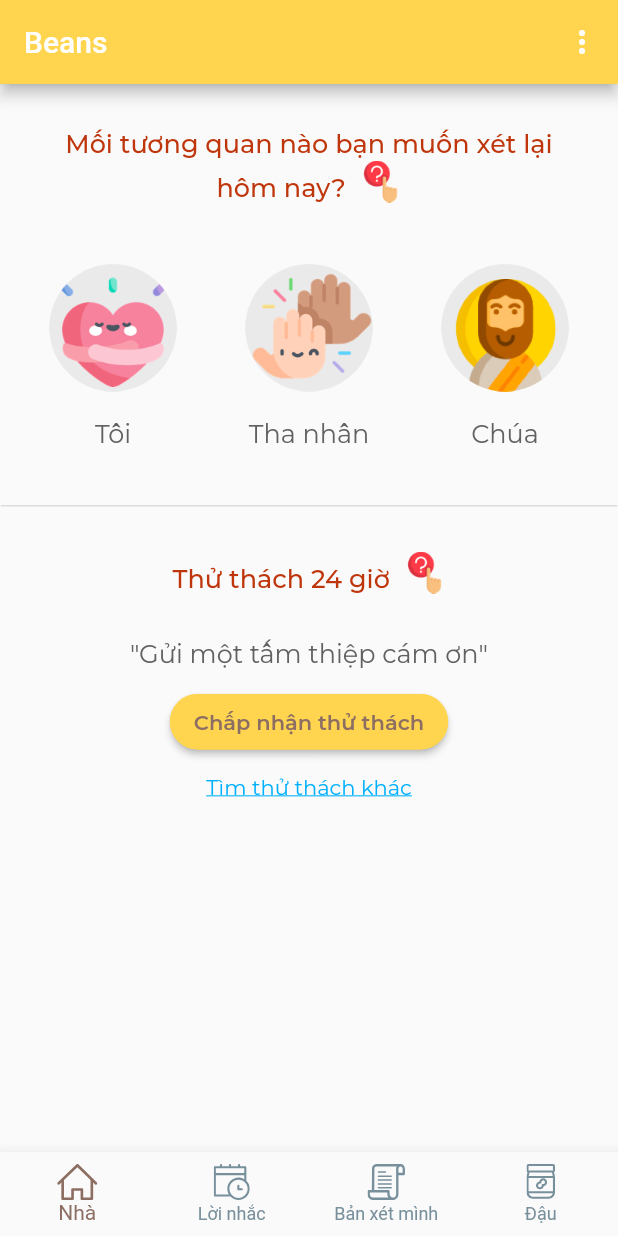
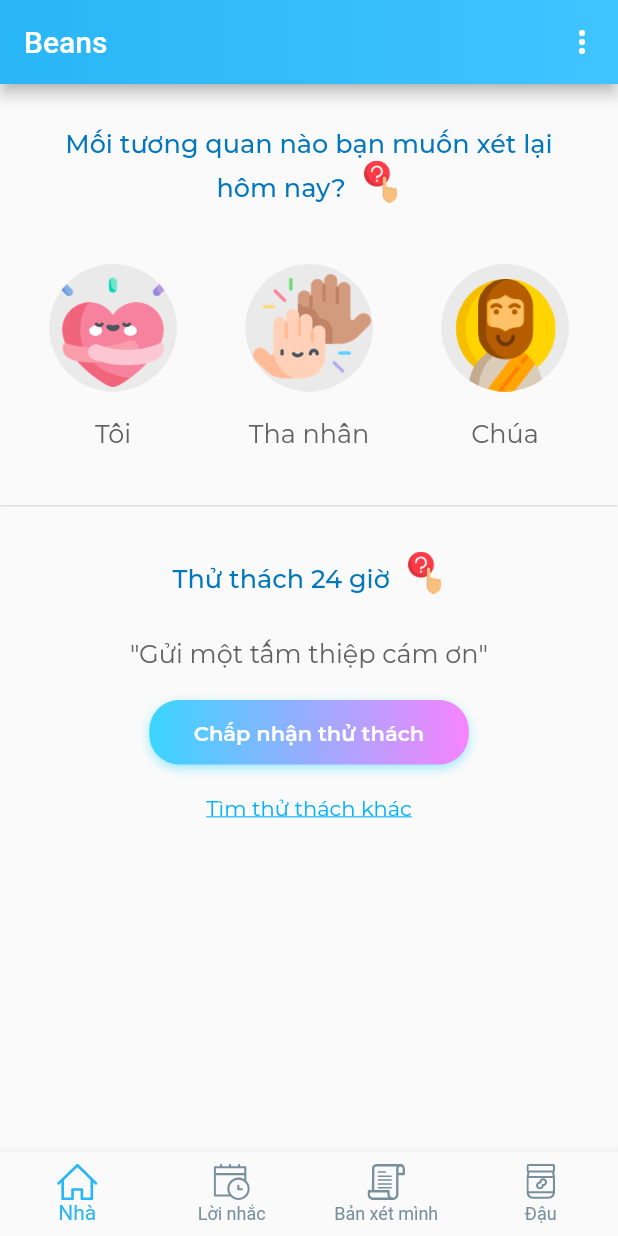
Before and after one commit to trisnguyen1210/Project_AOPT, a Flutter app: the screen it shows after launch, on a phone screen of 412 x 824 dp. Run offline on Flutter 3.47's test engine with Material 2 defaults, Android fonts, the phone set to English and light mode, and no system bars; drawn by our look-alikes of gradient_widgets; our stand-ins replace flutter_svg, google_fonts, gradient_app_bar.

Commit message:
update Ui for home page, Ui for relation tab

```diff
--- a/lib/main.dart
+++ b/lib/main.dart
@@ -14,7 +14,7 @@ import 'package:beans/widget/tab/home_tab.dart';
 import 'package:beans/widget/bar/sliding_menu.dart';
 import 'package:flutter/material.dart';
 import 'package:flutter_svg/flutter_svg.dart';
-
+import 'package:gradient_app_bar/gradient_app_bar.dart';
 import 'generated/r.dart';
 
 void main() => runApp(MyApp());
@@ -80,11 +80,11 @@ class _MyStatefulWidgetState extends State<MyStatefulWidget> {
     );
   }
 
-  AppBar createAppbar()
-  {
-    return AppBar(
+  GradientAppBar createAppbar() {
+    return GradientAppBar(
       title: const Text('Beans'),
-      backgroundColor: Colors.amber[300],
+      gradient: LinearGradient(
+          colors: [Colors.lightBlue[400], Colors.lightBlueAccent[200]]),
       automaticallyImplyLeading: false,
       actions: <Widget>[
         IconButton(
@@ -111,7 +111,7 @@ class _MyStatefulWidgetState extends State<MyStatefulWidget> {
           activeIcon: SvgPicture.asset(
             R.ic_home,
             height: 24,
-            color: Colors.brown[400],
+            color: Colors.lightBlue[400],
           ),
           title: Text('Nhà', style: Styles.textStyleSmall),
         ),
@@ -122,7 +122,7 @@ class _MyStatefulWidgetState extends State<MyStatefulWidget> {
           activeIcon: SvgPicture.asset(
             R.ic_calendar,
             height: 24,
-            color: Colors.brown[400],
+            color: Colors.lightBlue[400],
           ),
           title: Text('Lời nhắc', style: Styles.textStyleSmall),
         ),
@@ -133,7 +133,7 @@ class _MyStatefulWidgetState extends State<MyStatefulWidget> {
           activeIcon: SvgPicture.asset(
             R.ic_confession,
             height: 24,
-            color: Colors.brown[400],
+            color: Colors.lightBlue[400],
           ),
           title: Text('Bản xét mình', style: Styles.textStyleSmall),
         ),
@@ -143,13 +143,13 @@ class _MyStatefulWidgetState extends State<MyStatefulWidget> {
           activeIcon: SvgPicture.asset(
             R.ic_bean,
             height: 24,
-            color: Colors.brown[400],
+            color: Colors.lightBlue[400],
           ),
           title: Text('Đậu', style: Styles.textStyleSmall),
         ),
       ],
       currentIndex: _selectedIndex,
-      selectedItemColor: Colors.brown[400],
+      selectedItemColor: Colors.lightBlue[400],
       unselectedItemColor: Colors.blueGrey[400],
       showUnselectedLabels: true,
       showSelectedLabels: true,
--- a/lib/value/styles.dart
+++ b/lib/value/styles.dart
@@ -5,10 +5,10 @@ class Styles {
   static TextStyle textStyleSmall =
       GoogleFonts.montserrat(fontSize: 9, fontWeight: FontWeight.w400);
   static TextStyle textStyleMedium = GoogleFonts.montserrat(
-      fontSize: 17, color: Colors.deepOrange[900], fontWeight: FontWeight.w500);
+      fontSize: 17, color: Colors.lightBlue[800], fontWeight: FontWeight.w500);
 
   static TextStyle textStyleButton = GoogleFonts.montserrat(
-      fontSize: 14, color: Colors.brown[400], fontWeight: FontWeight.w600);
+      fontSize: 14, color: Colors.white, fontWeight: FontWeight.w600);
 
   static TextStyle textStyleUnderline = GoogleFonts.montserrat(
       fontSize: 14,
@@ -16,6 +16,15 @@ class Styles {
       decoration: TextDecoration.underline,
       fontWeight: FontWeight.w400);
 
+  static TextStyle textStyleTab =
+      GoogleFonts.montserrat(fontSize: 17, fontWeight: FontWeight.w500);
+
   static TextStyle textStyleRelation = GoogleFonts.montserrat(
       fontSize: 17, color: Colors.grey[700], fontWeight: FontWeight.w400);
+
+  static TextStyle textStyleGreyNormal = GoogleFonts.montserrat(
+      fontSize: 14, color: Colors.grey[700], fontWeight: FontWeight.w400);
+
+  static TextStyle textStyleGreyMedium = GoogleFonts.montserrat(
+      fontSize: 17, color: Colors.grey[700], fontWeight: FontWeight.w500);
 }
--- a/lib/widget/tab/home_tab.dart
+++ b/lib/widget/tab/home_tab.dart
@@ -1,6 +1,8 @@
 import 'package:beans/generated/r.dart';
 import 'package:beans/value/styles.dart';
+import 'package:beans/widget/relation_detail/relation_detail.dart';
 import 'package:flutter/material.dart';
+import 'package:gradient_widgets/gradient_widgets.dart';
 
 class HomeTab extends StatelessWidget {
   final List<String> listRelation = <String>['Tôi', 'Tha nhân', 'Chúa'];
@@ -30,18 +32,18 @@ class HomeTab extends StatelessWidget {
   Widget buttonChallenge() {
     return Padding(
         padding: const EdgeInsets.only(top: 16),
-        child: Container(
-          margin: const EdgeInsets.only(left: 80, right: 80),
-          height: 37,
-          child: RaisedButton(
-            color: Colors.amber[300],
-            shape: RoundedRectangleBorder(
-                borderRadius: BorderRadius.circular(18.5),
-                side: BorderSide(color: Colors.amber[300])),
-            onPressed: () {},
+        child: GradientButton(
+          increaseWidthBy: 125,
+          increaseHeightBy: 7.0,
+          callback: () {},
+          gradient: LinearGradient(
+              colors: [Color(0xfff784ff), Color(0xff3ad5ff)],
+              stops: [0, 1],
+              begin: Alignment(1.00, -0.00),
+              end: Alignment(-1.00, 0.00)),
           child: Text("Chấp nhận thử thách", style: Styles.textStyleButton),
-          ),
-        ));
+        )
+    );
   }
 
   Widget divider() {
@@ -64,7 +66,7 @@ class HomeTab extends StatelessWidget {
         gridDelegate:
         new SliverGridDelegateWithFixedCrossAxisCount(crossAxisCount: 3),
         itemBuilder: (BuildContext context, int index) =>
-            getItemRelation(index),
+            getItemRelation(index, context),
       ),
     );
   }
@@ -83,8 +85,17 @@ class HomeTab extends StatelessWidget {
             style: Styles.textStyleUnderline, textAlign: TextAlign.center));
   }
 
-  Widget getItemRelation(int index) {
-    return Column(
+  Widget getItemRelation(int index, BuildContext context) {
+    return
+
+      GestureDetector(
+          onTap: () {
+            Navigator.push(context,
+              MaterialPageRoute(builder: (context) => RelationDetail()),
+            );
+          },
+          // The custom button
+          child: Column(
             children: [
               //SvgPicture.asset(listIconRelation[index], height: 85, width: 85),
               Image(
@@ -94,8 +105,10 @@ class HomeTab extends StatelessWidget {
               ),
               Padding(
                   padding: const EdgeInsets.only(top: 18),
-            child: Text(listRelation[index], style: Styles.textStyleRelation))
+                  child: Text(
+                      listRelation[index], style: Styles.textStyleRelation))
             ],
+          )
       );
   }
 
@@ -114,7 +127,7 @@ class HomeTab extends StatelessWidget {
                     text: 'Mối tương quan nào bạn muốn xét lại hôm nay?  '),
                 WidgetSpan(
                   child: Image(
-                    image: AssetImage('assets/tooltip.png'),
+                    image: AssetImage(R.tooltip),
                     height: 28,
                     width: 28,
                   ),
```
Also changed, not shown: lib/widget/relation_detail/relation_detail.dart (added, +69 -0 lines), lib/widget/relation_detail/relation_tab/relation_tab.dart (added, +138 -0 lines), pubspec.yaml (+7 -2 lines), assets/ic_arrow_next.svg (added), assets/ic_health.svg (added), assets/ic_human_rights.svg (added), assets/ic_money.svg (added), assets/ic_time.svg (added), lib/generated/r.dart. Lines whose indentation alone changed are shown as unchanged.
